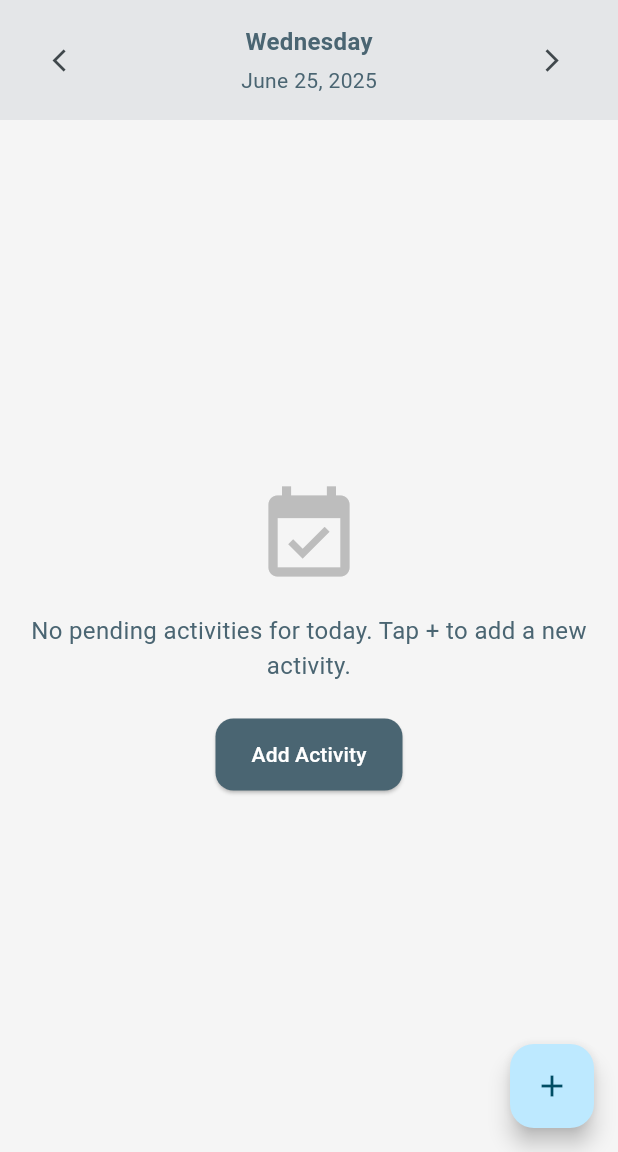
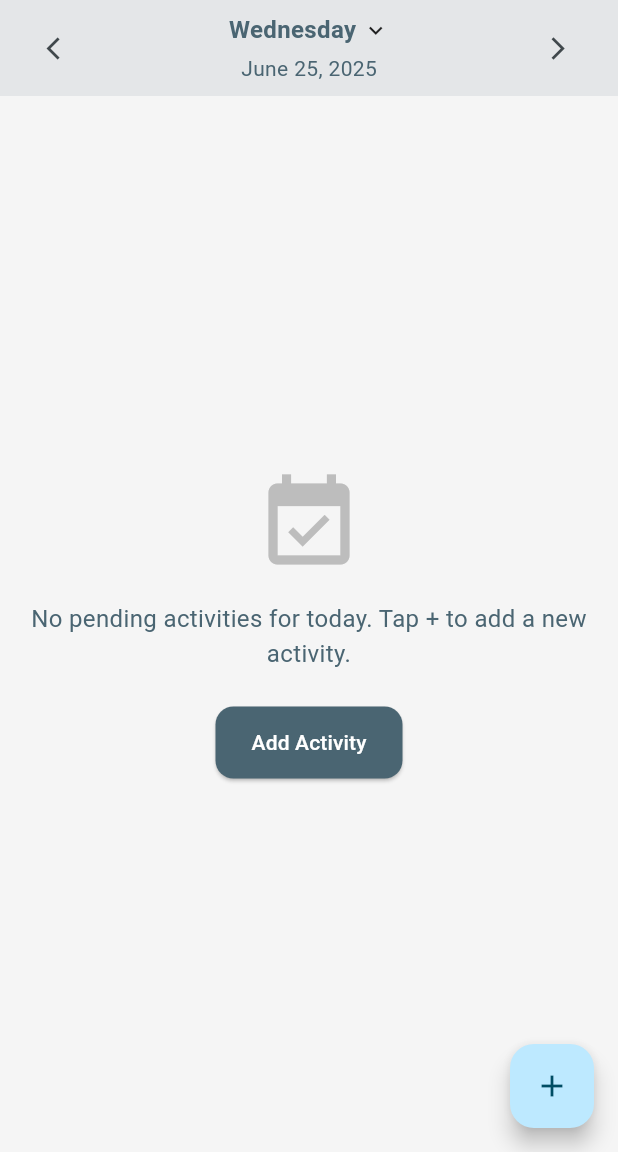
Before and after one commit to KennCP142/uas_ambw, a Flutter app: the HomeScreen screen opened by its route, on a phone screen of 412 x 824 dp, the part 84-1236 px from its top. Run offline on Flutter 3.47's test engine with Material 3 defaults, Android fonts, the phone set to English and light mode, and no system bars; our stand-ins replace go_router, hive, hive_flutter, shared_preferences, supabase_flutter, table_calendar; accounts and stored records are empty.

Commit message:
UI update

```diff
--- a/lib/config/app_router.dart
+++ b/lib/config/app_router.dart
@@ -3,22 +3,14 @@ import 'package:go_router/go_router.dart';
 import 'package:uas_ambw/screens/add_activity_screen.dart';
 import 'package:uas_ambw/screens/auth/login_screen.dart';
 import 'package:uas_ambw/screens/auth/signup_screen.dart';
-import 'package:uas_ambw/screens/get_started_screen.dart';
 import 'package:uas_ambw/screens/home_screen.dart';
 import 'package:uas_ambw/screens/splash_screen.dart';
-import 'package:uas_ambw/services/storage_service.dart';
 
 class AppRouter {
-  static final StorageService _storageService = StorageService();
-
   static final GoRouter router = GoRouter(
     initialLocation: '/',
     routes: [
       GoRoute(path: '/', builder: (context, state) => const SplashScreen()),
-      GoRoute(
-        path: '/get-started',
-        builder: (context, state) => const GetStartedScreen(),
-      ),
       GoRoute(path: '/login', builder: (context, state) => const LoginScreen()),
       GoRoute(
         path: '/signup',
--- a/lib/screens/home_screen.dart
+++ b/lib/screens/home_screen.dart
@@ -2,6 +2,7 @@ import 'package:flutter/material.dart';
 import 'package:go_router/go_router.dart';
 import 'package:provider/provider.dart';
 import 'package:intl/intl.dart';
+import 'package:table_calendar/table_calendar.dart';
 import 'package:uas_ambw/config/app_config.dart';
 import 'package:uas_ambw/models/activity.dart';
 import 'package:uas_ambw/providers/activity_provider.dart';
@@ -19,6 +20,9 @@ class HomeScreen extends StatefulWidget {
 class _HomeScreenState extends State<HomeScreen> {
   DateTime _selectedDate = DateTime.now();
   bool _showOnlyPending = true;
+  bool _showCalendar = false;
+  CalendarFormat _calendarFormat = CalendarFormat.month;
+  DateTime _focusedDay = DateTime.now();
 
   @override
   void initState() {
@@ -35,21 +39,6 @@ class _HomeScreenState extends State<HomeScreen> {
 
     if (authProvider.currentUser != null) {
       await activityProvider.loadActivities(authProvider.currentUser!.id);
-    }
-  }
-
-  void _selectDate(BuildContext context) async {
-    final DateTime? picked = await showDatePicker(
-      context: context,
-      initialDate: _selectedDate,
-      firstDate: DateTime(2000),
-      lastDate: DateTime(2101),
-    );
-
-    if (picked != null && picked != _selectedDate) {
-      setState(() {
-        _selectedDate = picked;
-      });
     }
   }
 
@@ -102,11 +91,13 @@ class _HomeScreenState extends State<HomeScreen> {
         children: [
           // Date selector
           Container(
-            padding: const EdgeInsets.symmetric(vertical: 16, horizontal: 20),
+            padding: const EdgeInsets.symmetric(vertical: 8, horizontal: 16),
             decoration: BoxDecoration(
               color: AppConfig.primaryColor.withOpacity(0.1),
             ),
-            child: Row(
+            child: Column(
+              children: [
+                Row(
                   children: [
                     IconButton(
                       icon: const Icon(Icons.arrow_back_ios, size: 18),
@@ -115,13 +106,21 @@ class _HomeScreenState extends State<HomeScreen> {
                           _selectedDate = _selectedDate.subtract(
                             const Duration(days: 1),
                           );
+                          _focusedDay = _selectedDate;
                         });
                       },
                     ),
                     Expanded(
                       child: GestureDetector(
-                    onTap: () => _selectDate(context),
+                        onTap: () {
+                          setState(() {
+                            _showCalendar = !_showCalendar;
+                          });
+                        },
                         child: Column(
+                          children: [
+                            Row(
+                              mainAxisAlignment: MainAxisAlignment.center,
                               children: [
                                 Text(
                                   DateFormat('EEEE').format(_selectedDate),
@@ -130,10 +129,21 @@ class _HomeScreenState extends State<HomeScreen> {
                                     fontSize: 16,
                                   ),
                                 ),
+                                const SizedBox(width: 4),
+                                Icon(
+                                  _showCalendar
+                                      ? Icons.keyboard_arrow_up
+                                      : Icons.keyboard_arrow_down,
+                                  size: 18,
+                                ),
+                              ],
+                            ),
                             const SizedBox(height: 4),
                             Text(
                               DateFormat('MMMM d, y').format(_selectedDate),
-                          style: TextStyle(color: AppConfig.secondaryTextColor),
+                              style: TextStyle(
+                                color: AppConfig.secondaryTextColor,
+                              ),
                             ),
                           ],
                         ),
@@ -146,8 +156,48 @@ class _HomeScreenState extends State<HomeScreen> {
                           _selectedDate = _selectedDate.add(
                             const Duration(days: 1),
                           );
+                          _focusedDay = _selectedDate;
                         });
                       },
+                    ),
+                  ],
+                ),
+                if (_showCalendar)
+                  TableCalendar(
+                    firstDay: DateTime.utc(2020, 1, 1),
+                    lastDay: DateTime.utc(2030, 12, 31),
+                    focusedDay: _focusedDay,
+                    calendarFormat: _calendarFormat,
+                    selectedDayPredicate: (day) {
+                      return isSameDay(_selectedDate, day);
+                    },
+                    onDaySelected: (selectedDay, focusedDay) {
+                      setState(() {
+                        _selectedDate = selectedDay;
+                        _focusedDay = focusedDay;
+                        _showCalendar = false; // hide calendar after selection
+                      });
+                    },
+                    onFormatChanged: (format) {
+                      setState(() {
+                        _calendarFormat = format;
+                      });
+                    },
+                    calendarStyle: CalendarStyle(
+                      todayDecoration: BoxDecoration(
+                        color: AppConfig.primaryColor.withOpacity(0.5),
+                        shape: BoxShape.circle,
+                      ),
+                      selectedDecoration: BoxDecoration(
+                        color: AppConfig.primaryColor,
+                        shape: BoxShape.circle,
+                      ),
+                      markerDecoration: BoxDecoration(
+                        color: Colors.red.shade300,
+                        shape: BoxShape.circle,
+                      ),
+                    ),
+                    headerVisible: false,
                   ),
               ],
             ),
--- a/pubspec.yaml
+++ b/pubspec.yaml
@@ -48,6 +48,9 @@ dependencies:
   shared_preferences: ^2.2.2
   hive: ^2.2.3
   hive_flutter: ^1.1.0
+
+  # UI Components
+  table_calendar: ^3.0.9
 
   # UI enhancements
   flutter_svg: ^2.0.9
```
Also changed, not shown: lib/screens/auth/login_screen.dart (+0 -9 lines), lib/screens/splash_screen.dart (+3 -9 lines), pubspec.lock. Lines whose indentation alone changed are shown as unchanged.
